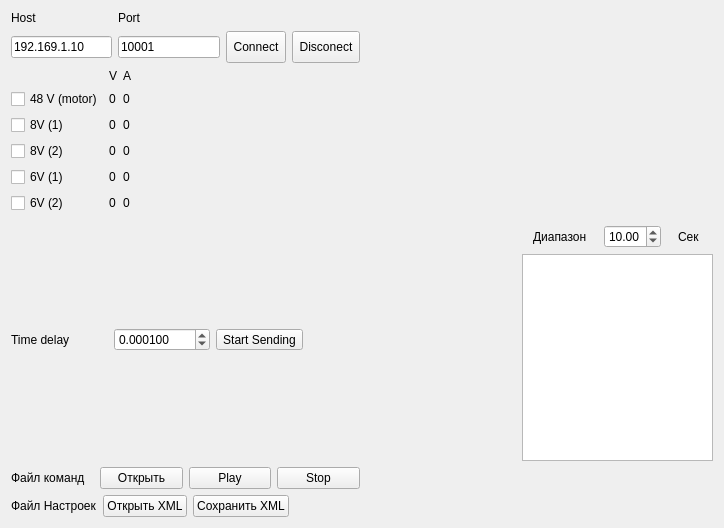
This is AR600Controller.ui in AlexanderMokhov/AR-600Controller as Qt 5 draws it before an edit. The edited form follows.
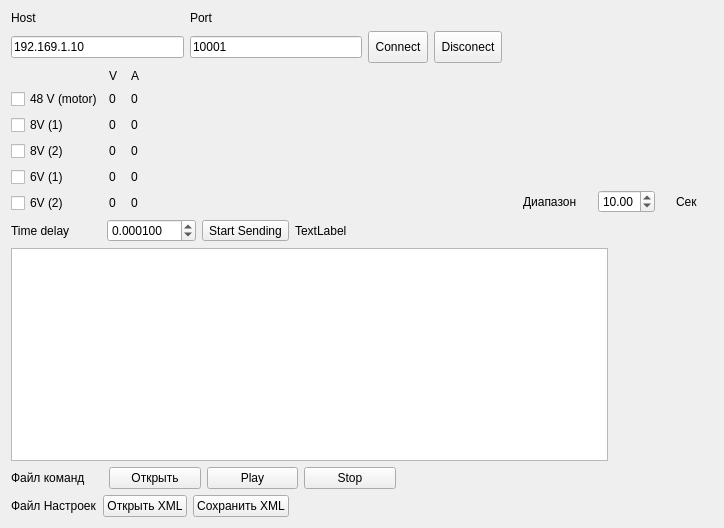
This is the edited form. Custom widgets are drawn as their Qt base class.

The edit to the form file:
```diff
--- a/AR600Controller.ui
+++ b/AR600Controller.ui
@@ -72,20 +72,7 @@
      </item>
     </layout>
    </item>
-   <item row="0" column="4">
-    <spacer name="horizontalSpacer_4">
-     <property name="orientation">
-      <enum>Qt::Horizontal</enum>
-     </property>
-     <property name="sizeHint" stdset="0">
-      <size>
-       <width>40</width>
-       <height>20</height>
-      </size>
-     </property>
-    </spacer>
-   </item>
-   <item row="0" column="5" rowspan="5">
+   <item row="0" column="4" rowspan="2" colspan="2">
     <layout class="QGridLayout" name="gridLayout_3">
      <item row="0" column="0">
       <widget class="QCustomPlot" name="Plot" native="true">
@@ -146,9 +133,6 @@
        </item>
       </layout>
      </item>
-     <item row="2" column="0">
-      <widget class="QTableView" name="ChannelTableView"/>
-     </item>
     </layout>
    </item>
    <item row="1" column="0">
@@ -274,33 +258,20 @@
      </item>
     </layout>
    </item>
-   <item row="1" column="1" colspan="4">
-    <spacer name="horizontalSpacer">
+   <item row="1" column="1" colspan="3">
+    <spacer name="horizontalSpacer_3">
      <property name="orientation">
       <enum>Qt::Horizontal</enum>
      </property>
      <property name="sizeHint" stdset="0">
       <size>
-       <width>372</width>
-       <height>127</height>
+       <width>342</width>
+       <height>20</height>
       </size>
      </property>
     </spacer>
    </item>
-   <item row="2" column="0">
-    <spacer name="verticalSpacer">
-     <property name="orientation">
-      <enum>Qt::Vertical</enum>
-     </property>
-     <property name="sizeHint" stdset="0">
-      <size>
-       <width>17</width>
-       <height>107</height>
-      </size>
-     </property>
-    </spacer>
-   </item>
-   <item row="3" column="0" colspan="2">
+   <item row="2" column="0" colspan="2">
     <layout class="QHBoxLayout" name="horizontalLayout_2">
      <item>
       <widget class="QLabel" name="label_3">
@@ -325,55 +296,29 @@
        </property>
       </widget>
      </item>
+     <item>
+      <widget class="QToolButton" name="toolButtonStartSending">
+       <property name="text">
+        <string>Start Sending</string>
+       </property>
+      </widget>
+     </item>
     </layout>
    </item>
-   <item row="3" column="2" colspan="2">
-    <widget class="QToolButton" name="toolButtonStartSending">
+   <item row="2" column="2">
+    <widget class="QLabel" name="label_8">
      <property name="text">
-      <string>Start Sending</string>
+      <string>TextLabel</string>
      </property>
     </widget>
    </item>
-   <item row="3" column="4">
-    <spacer name="horizontalSpacer_2">
-     <property name="orientation">
-      <enum>Qt::Horizontal</enum>
-     </property>
-     <property name="sizeHint" stdset="0">
-      <size>
-       <width>215</width>
-       <height>19</height>
-      </size>
-     </property>
-    </spacer>
+   <item row="3" column="0" colspan="5">
+    <widget class="QTableView" name="ChannelTableView"/>
    </item>
-   <item row="4" column="0">
-    <spacer name="verticalSpacer_2">
-     <property name="orientation">
-      <enum>Qt::Vertical</enum>
-     </property>
-     <property name="sizeHint" stdset="0">
-      <size>
-       <width>17</width>
-       <height>107</height>
-      </size>
-     </property>
-    </spacer>
+   <item row="3" column="5">
+    <layout class="QHBoxLayout" name="DriverControolerLayout"/>
    </item>
-   <item row="4" column="2" colspan="2">
-    <spacer name="verticalSpacer_3">
-     <property name="orientation">
-      <enum>Qt::Vertical</enum>
-     </property>
-     <property name="sizeHint" stdset="0">
-      <size>
-       <width>17</width>
-       <height>107</height>
-      </size>
-     </property>
-    </spacer>
-   </item>
-   <item row="5" column="0" colspan="4">
+   <item row="4" column="0" colspan="3">
     <layout class="QHBoxLayout" name="horizontalLayout_4">
      <item>
       <widget class="QLabel" name="label_7">
@@ -405,20 +350,20 @@
      </item>
     </layout>
    </item>
-   <item row="5" column="4" colspan="2">
-    <spacer name="horizontalSpacer_5">
+   <item row="4" column="3" colspan="3">
+    <spacer name="horizontalSpacer_2">
      <property name="orientation">
       <enum>Qt::Horizontal</enum>
      </property>
      <property name="sizeHint" stdset="0">
       <size>
-       <width>40</width>
+       <width>339</width>
        <height>20</height>
       </size>
      </property>
     </spacer>
    </item>
-   <item row="6" column="0" colspan="3">
+   <item row="5" column="0" colspan="2">
     <layout class="QHBoxLayout" name="horizontalLayout_3">
      <item>
       <widget class="QLabel" name="label_6">
@@ -443,14 +388,14 @@
      </item>
     </layout>
    </item>
-   <item row="6" column="3" colspan="3">
-    <spacer name="horizontalSpacer_3">
+   <item row="5" column="2" colspan="4">
+    <spacer name="horizontalSpacer">
      <property name="orientation">
       <enum>Qt::Horizontal</enum>
      </property>
      <property name="sizeHint" stdset="0">
       <size>
-       <width>40</width>
+       <width>445</width>
        <height>20</height>
       </size>
      </property>
```
